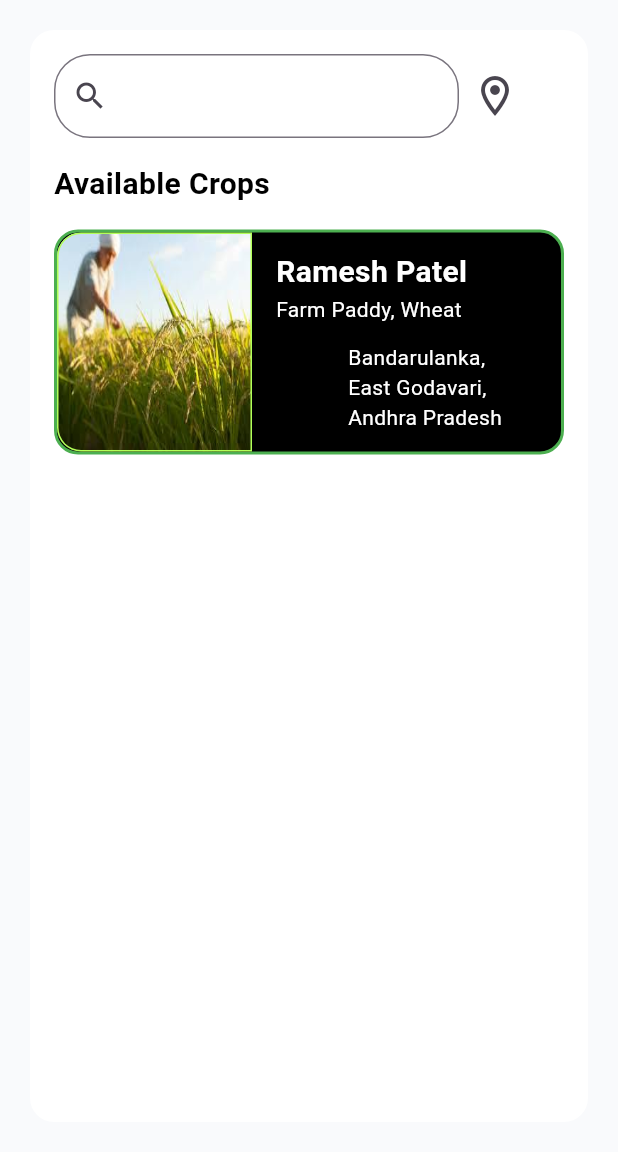
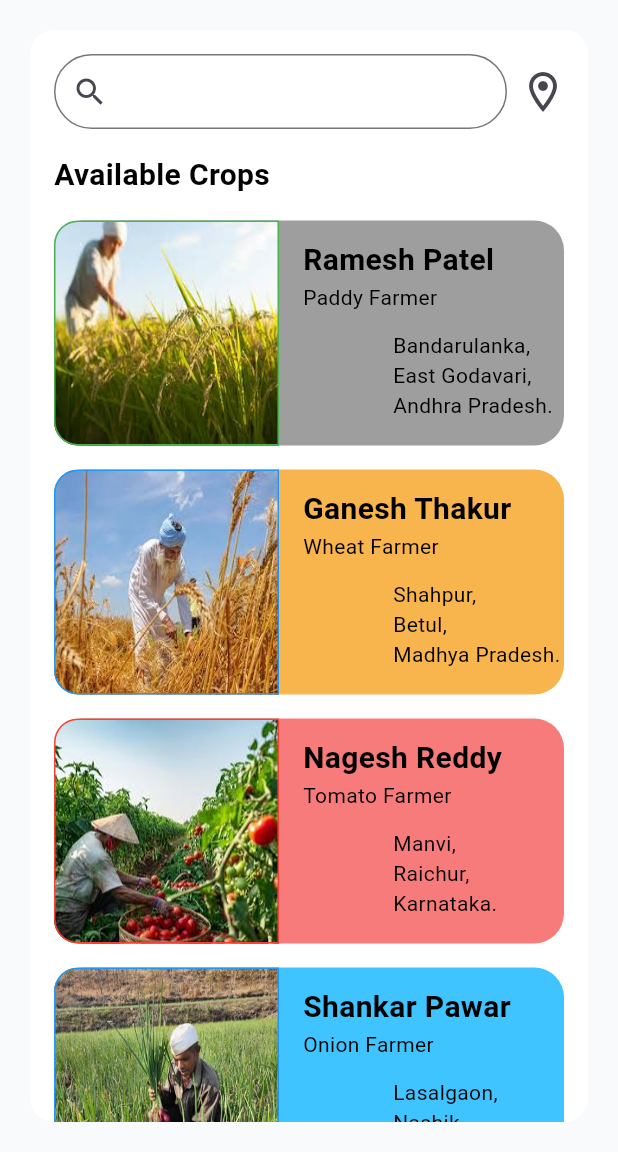
Before and after one commit to durgaprasad-4426/Flutter-projects, a Flutter app: the screen it shows after launch, on a phone screen of 412 x 824 dp, the part 84-1236 px from its top. Run offline on Flutter 3.47's test engine with Material 3 defaults, Android fonts, the phone set to English and light mode, and no system bars; our stand-ins replace device_preview.

Commit message:
changes added

```diff
--- a/lib/Widgets/Crops_cntr.dart
+++ b/lib/Widgets/Crops_cntr.dart
@@ -5,7 +5,19 @@
   final String txt1;
   final String txt2;
   final String txt3;
-  const CropsCntr({super.key, required this.img, required this.txt1, required this.txt2, required this.txt3});
+  final Color c1;
+  final Color c2;
+  final Color c3;
+  const CropsCntr({
+    super.key,
+    required this.img,
+    required this.txt1,
+    required this.txt2,
+    required this.txt3,
+    required this.c1,
+    required this.c2,
+    required this.c3,
+  });
 
   @override
   Widget build(BuildContext context) {
@@ -13,15 +25,14 @@
       width: double.infinity,
       height: 150,
       decoration: BoxDecoration(
-        color: Colors.black,
-        borderRadius: BorderRadius.circular(16),
-        border: Border.all(color: Colors.green, width: 2)
+        color: c1,
+        borderRadius: BorderRadius.circular(20),
       ),
       child: Row(
         spacing: 4,
         children: [
           Container(
-            width: 130,
+            width: 150,
             height: double.infinity,
             decoration: BoxDecoration(
               image: DecorationImage(image: img, fit: BoxFit.fill),
@@ -29,7 +40,9 @@
                 topLeft: Radius.circular(16),
                 bottomLeft: Radius.circular(16),
               ),
-              border: Border.all(color: Colors.lightGreenAccent, width: 1),
+              border: Border.all(
+                color: c2,
+                width: 1),
             ),
           ),
           Padding(
@@ -42,18 +55,15 @@
                   style: TextStyle(
                     fontSize: 20,
                     fontWeight: FontWeight.bold,
-                    color: Colors.white,
+                    color: c3,
                   ),
                 ),
-                Text(
-                  txt2,
-                  style: TextStyle(color: Colors.white, fontSize: 14),
-                ),
+                Text(txt2, style: TextStyle(color: c3, fontSize: 14)),
                 Padding(
-                  padding: const EdgeInsets.only(top: 12, left: 48),
+                  padding: const EdgeInsets.only(top: 12, left: 60),
                   child: Text(
                     txt3,
-                    style: TextStyle(color: Colors.white, fontSize: 14),
+                    style: TextStyle(color: c3, fontSize: 14),
                   ),
                 ),
               ],
--- a/lib/available_crps.dart
+++ b/lib/available_crps.dart
@@ -74,17 +74,19 @@
                   Row(
                     children: [
                       SizedBox(
-                        width: 270,
+                        width: 302,
+                        height: 50,
                         child: TextFormField(
+                          // textAlign: TextAlign.justify,
                           controller: _cntrl,
                           decoration: InputDecoration(
                             prefixIcon: Icon(Icons.search_outlined),
                             border: OutlineInputBorder(
-                              borderRadius: BorderRadius.circular(24),
+                              borderRadius: BorderRadius.circular(40),
                               borderSide: BorderSide(width: 1),
                             ),
                             focusedBorder: OutlineInputBorder(
-                              borderRadius: BorderRadius.circular(24),
+                              borderRadius: BorderRadius.circular(40),
                               borderSide: BorderSide(
                                 width: 1,
                                 color: Colors.green,
@@ -110,8 +112,38 @@
                   CropsCntr(
                     img: AssetImage('assets/paddy.png'),
                     txt1: 'Ramesh Patel',
-                    txt2: 'Farm Paddy, Wheat',
-                    txt3: 'Bandarulanka,\nEast Godavari,\nAndhra Pradesh',
+                    txt2: 'Paddy Farmer',
+                    txt3: 'Bandarulanka,\nEast Godavari,\nAndhra Pradesh.',
+                    c1: Colors.grey,
+                    c2: Colors.green,
+                    c3: Colors.black,
+                  ),
+                  CropsCntr(
+                    img: AssetImage('assets/wheat.png'),
+                    txt1: 'Ganesh Thakur',
+                    txt2: 'Wheat Farmer',
+                    txt3: 'Shahpur,\nBetul,\nMadhya Pradesh.',
+                    c1: const Color.fromARGB(255, 248, 180, 77),
+                    c2: Colors.blue,
+                    c3: Colors.black,
+                  ),
+                  CropsCntr(
+                    img: AssetImage('assets/tomato.png'),
+                    txt1: 'Nagesh Reddy',
+                    txt2: 'Tomato Farmer',
+                    txt3: 'Manvi,\nRaichur,\nKarnataka.',
+                    c1: const Color.fromARGB(255, 248, 123, 123),
+                    c2: Colors.red,
+                    c3: Colors.black,
+                  ),
+                  CropsCntr(
+                    img: AssetImage('assets/onion.png'),
+                    txt1: 'Shankar Pawar',
+                    txt2: 'Onion Farmer',
+                    txt3: 'Lasalgaon,\nNashik,\nMaharashtra.',
+                    c1: Colors.lightBlueAccent,
+                    c2: Colors.blue,
+                    c3: Colors.black,
                   ),
                 ],
               ),
```
Also changed, not shown: assets/onion.png (added), assets/tomato.png (added), assets/wheat.png (added).
